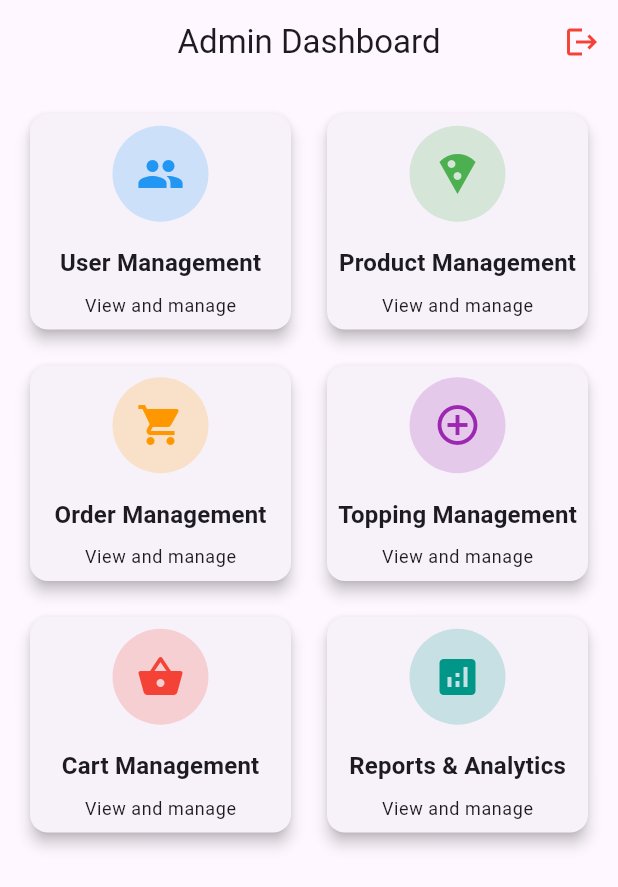
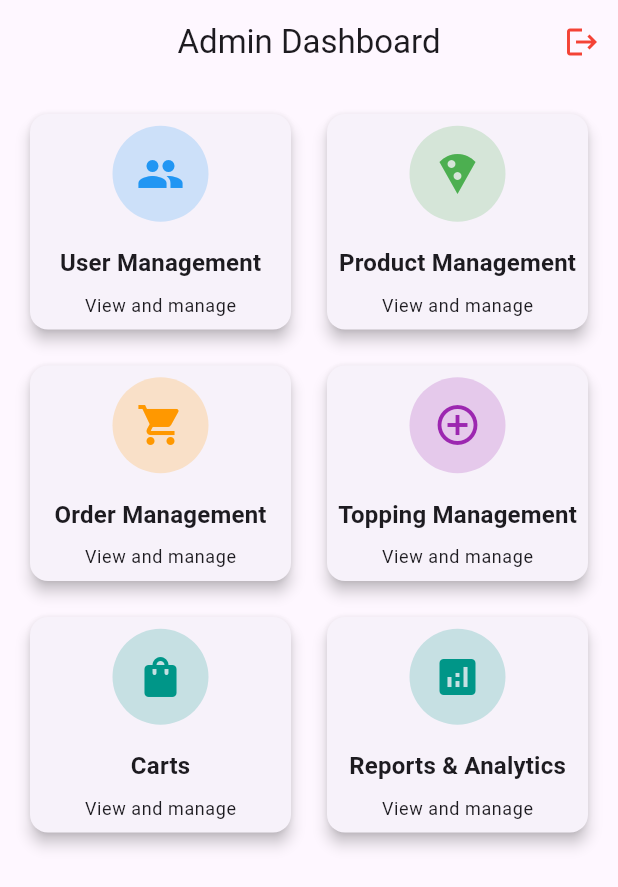
Before and after one commit to hoanghaihuynh/flutter_xdud, a Flutter app: the AdminDashboard screen opened directly, on a phone screen of 412 x 824 dp. Shown: the top 887 px of the screen. Run offline on Flutter 3.47's test engine with Material 3 defaults, Android fonts, the phone set to English and light mode, and no system bars; our stand-ins replace jwt_decoder, shared_preferences; accounts and stored records are empty.

Commit message:
all: sua lat vat

```diff
--- a/client/lib/admin/dashboard.dart
+++ b/client/lib/admin/dashboard.dart
@@ -2,7 +2,6 @@ import 'package:flutter/material.dart';
 import 'package:myproject/admin/screen/product_management_screen.dart';
 import 'package:myproject/admin/screen/user_management_screen.dart';
 import 'package:myproject/admin/screen/topping_management_screen.dart';
-// import 'package:myproject/landing_page.dart';
 import 'package:myproject/screen/login_screen.dart';
 import 'package:shared_preferences/shared_preferences.dart';
 
@@ -136,12 +135,11 @@ class AdminDashboard extends StatelessWidget {
             ),
             _buildDashboardCard(
               context,
-              Icons.shopping_basket,
-              'Cart Management',
-              Colors.red,
+              Icons.shopping_bag,
+              'Carts',
+              Colors.teal,
               () {
-                // Navigate to Cart Management
-                _navigateTo(context, 'Cart Management');
+                _navigateTo(context, 'Carts');
               },
             ),
             _buildDashboardCard(
--- a/client/lib/admin/dialogs/add_product_dialog.dart
+++ b/client/lib/admin/dialogs/add_product_dialog.dart
@@ -1,9 +1,9 @@
 import 'package:flutter/material.dart';
-import 'package:myproject/admin/models/product_model.dart';
+// import 'package:myproject/admin/models/product_model.dart';
 import 'package:myproject/admin/models/topping_model.dart';
 import 'package:myproject/admin/services/product_service.dart';
 import 'package:myproject/admin/services/topping_service.dart';
-import 'package:myproject/admin/utils/format_currency.dart';
+// import 'package:myproject/admin/utils/format_currency.dart';
 
 class AddProductDialog extends StatefulWidget {
   final Function() onProductAdded;
--- a/client/lib/admin/dialogs/edit_product_dialog.dart
+++ b/client/lib/admin/dialogs/edit_product_dialog.dart
@@ -3,7 +3,7 @@ import 'package:myproject/admin/models/product_model.dart';
 import 'package:myproject/admin/models/topping_model.dart';
 import 'package:myproject/admin/services/product_service.dart';
 import 'package:myproject/admin/services/topping_service.dart';
-import 'package:myproject/admin/utils/format_currency.dart';
+// import 'package:myproject/admin/utils/format_currency.dart';
 
 class EditProductDialog extends StatefulWidget {
   final Product product;
--- a/client/lib/admin/screen/product_management_screen.dart
+++ b/client/lib/admin/screen/product_management_screen.dart
@@ -1,6 +1,6 @@
 import 'package:flutter/material.dart';
-import './../../admin/services/product_service.dart';
-import './../../admin/models/product_model.dart';
+import './../services/product_service.dart';
+import './../models/product_model.dart';
 import './../utils/format_currency.dart';
 import './../dialogs/edit_product_dialog.dart';
 import './../dialogs/add_product_dialog.dart';
--- a/client/lib/admin/screen/topping_management_screen.dart
+++ b/client/lib/admin/screen/topping_management_screen.dart
@@ -1,8 +1,8 @@
 import 'package:flutter/material.dart';
 import 'package:myproject/admin/utils/format_currency.dart';
 import './../dialogs/topping_dialog.dart'; // Thêm import này
-import './../../admin/services/topping_service.dart';
-import './../../admin/models/topping_model.dart';
+import './../services/topping_service.dart';
+import './../models/topping_model.dart';
 
 class ToppingManagementScreen extends StatefulWidget {
   @override
--- a/client/lib/config/config.dart
+++ b/client/lib/config/config.dart
@@ -1,5 +1,5 @@
 class AppConfig {
-  static const String baseUrl = 'http://192.168.1.5:3000';
+  static const String baseUrl = 'http://192.168.1.56:3000';
 
   static String getApiUrl(String endpoint) {
     return baseUrl + endpoint;
--- a/client/lib/models/products.dart
+++ b/client/lib/models/products.dart
@@ -33,7 +33,7 @@ class Product {
       stock: json['stock'] ?? 0,
       imageUrl: json['imageUrl'] ?? 'https://via.placeholder.com/150',
       sizes: List<String>.from(json['size'] ?? ['M']),
-      sugarLevels: List<String>.from(json['sugarLevel'] ?? ['50 SG']),
+      sugarLevels: List<String>.from(json['sugarLevel'] ?? ['50 SL']),
       toppingIds: (json['toppings'] as List<dynamic>?)
               ?.map((e) => e.toString())
               ?.toList() ??
--- a/client/lib/screen/productDetail_screen.dart
+++ b/client/lib/screen/productDetail_screen.dart
@@ -23,7 +23,7 @@ class _ProductDetailState extends State<ProductDetail> {
   int quantity = 1;
   bool isAddingToCart = false;
   String selectedSize = 'M'; // Default size
-  String selectedSugarLevel = '50 SG'; // Default sugar level
+  String selectedSugarLevel = '50 SL'; // Default sugar level
   List<String> selectedToppings = []; // Selected toppings
   final ToppingService _toppingService = ToppingService();
   Map<String, String> _toppingNames = {}; // Lưu trữ tên topping
```
Also changed, not shown: 1 other file.
